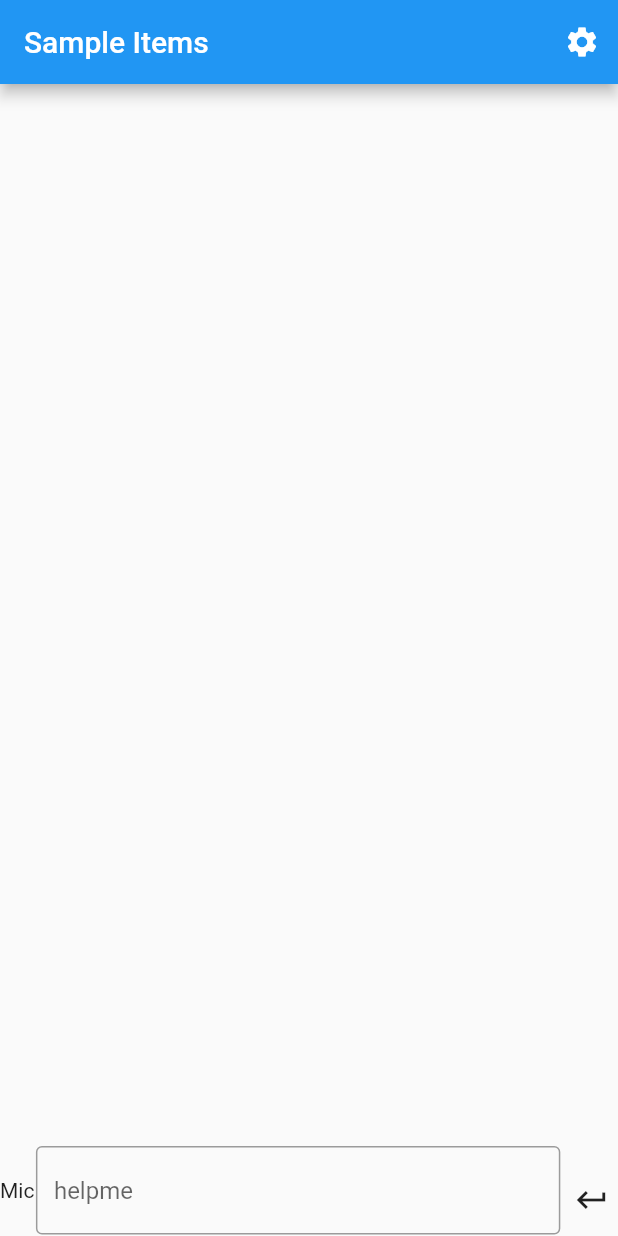
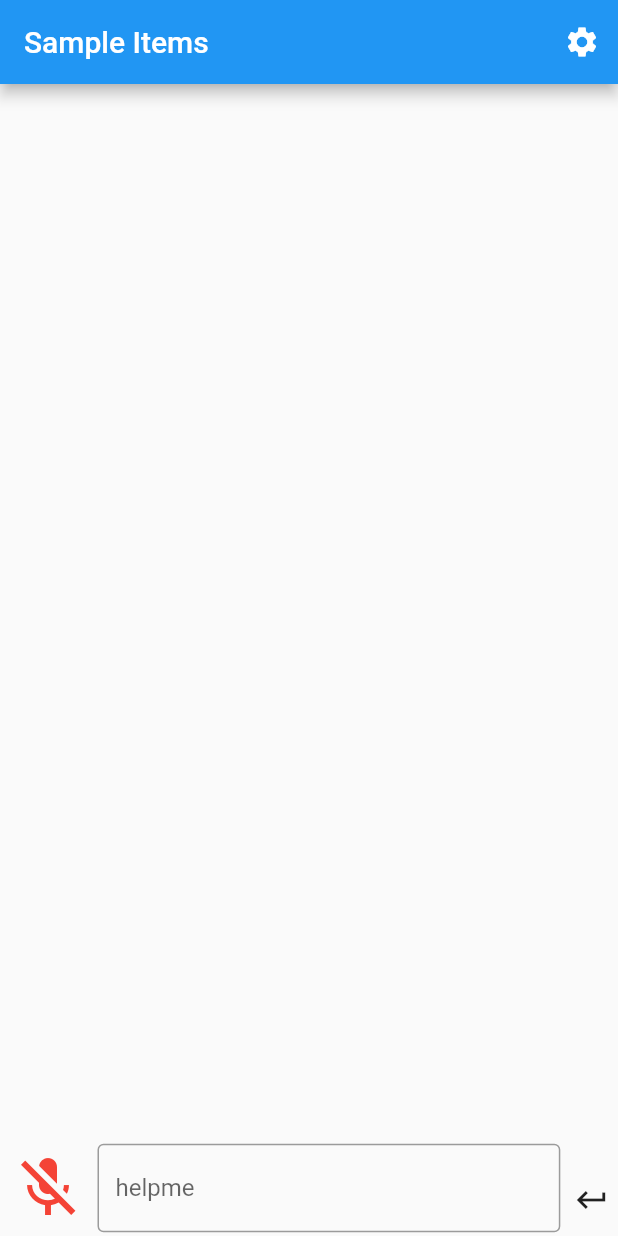
Before and after one commit to gabrielclark3330/natural-language-shell, a Flutter app: the screen it shows after launch, on a phone screen of 412 x 824 dp. Run offline on Flutter 3.47's test engine with Material 2 defaults, Android fonts, the phone set to English and light mode, and no system bars; generated files the repository leaves out were written again.

Commit message:
Microphone toggle gui #16

```diff
--- a/frontend/natural_language_shell/lib/src/mic/mic_button.dart
+++ b/frontend/natural_language_shell/lib/src/mic/mic_button.dart
@@ -3,13 +3,52 @@ import 'package:flutter/material.dart';
 // import 'package:flutter/src/widgets/framework.dart';
 // import 'package:flutter/src/widgets/placeholder.dart';
 
-class MicButton extends StatelessWidget {
+class MicButton extends StatefulWidget {
   const MicButton({super.key});
 
   @override
+  State<MicButton> createState() => _MicButton();
+}
+
+/// placeholder for actually running the microphone
+bool startMicFunction() {
+  return true;
+}
+
+class _MicButton extends State<MicButton> {
+  bool isOff = true;
+
+  @override
   Widget build(BuildContext context) {
-    return const Text(
-      'Mic',
+    return IconButton(
+      iconSize: 48,
+      enableFeedback: true,
+      icon: (isOff)
+          ? const Icon(
+              Icons.mic_off_sharp,
+              color: Colors.red,
+            )
+          : const Icon(
+              Icons.mic,
+              color: Colors.blue,
+            ),
+      onPressed: () {
+        // basic logic for only showing mic on if the mic completes a check and actually turns on.
+        if (isOff) {
+          bool micStart = startMicFunction();
+          if (micStart) {
+            setState(() {
+              isOff = false;
+            });
+          } else {
+            throw Exception("Mic no starty");
+          }
+        } else {
+          setState(() {
+            isOff = true;
+          });
+        }
+      },
     );
   }
 }
```
